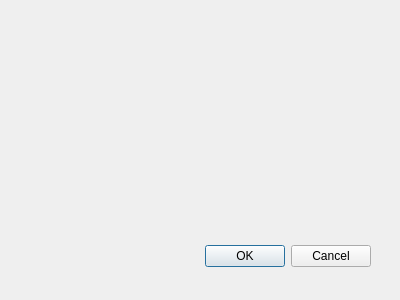
Above: resetcanvasdlg.ui from buriedpot/PotPainter_12 before the change. Below: the same form after it.
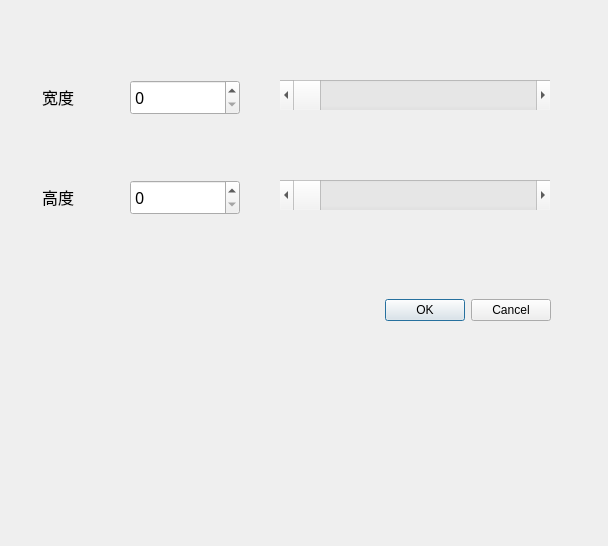
That is the form after the change.

The edit to the form file:
```diff
--- a/resetcanvasdlg.ui
+++ b/resetcanvasdlg.ui
@@ -8,8 +8,8 @@
    <rect>
     <x>0</x>
     <y>0</y>
-    <width>400</width>
-    <height>300</height>
+    <width>608</width>
+    <height>546</height>
    </rect>
   </property>
   <property name="windowTitle">
@@ -18,10 +18,10 @@
   <widget class="QDialogButtonBox" name="buttonBox">
    <property name="geometry">
     <rect>
-     <x>30</x>
-     <y>240</y>
-     <width>341</width>
-     <height>32</height>
+     <x>370</x>
+     <y>290</y>
+     <width>181</width>
+     <height>41</height>
     </rect>
    </property>
    <property name="orientation">
@@ -31,6 +31,132 @@
     <set>QDialogButtonBox::Cancel|QDialogButtonBox::Ok</set>
    </property>
   </widget>
+  <widget class="QLabel" name="length">
+   <property name="geometry">
+    <rect>
+     <x>42</x>
+     <y>58</y>
+     <width>131</width>
+     <height>78</height>
+    </rect>
+   </property>
+   <property name="font">
+    <font>
+     <family>Adobe Devanagari</family>
+     <pointsize>12</pointsize>
+    </font>
+   </property>
+   <property name="text">
+    <string>宽度</string>
+   </property>
+  </widget>
+  <widget class="QSpinBox" name="widspin">
+   <property name="geometry">
+    <rect>
+     <x>130</x>
+     <y>180</y>
+     <width>110</width>
+     <height>35</height>
+    </rect>
+   </property>
+   <property name="font">
+    <font>
+     <family>Adobe Devanagari</family>
+     <pointsize>12</pointsize>
+    </font>
+   </property>
+   <property name="maximum">
+    <number>1500</number>
+   </property>
+   <property name="singleStep">
+    <number>5</number>
+   </property>
+   <property name="stepType">
+    <enum>QAbstractSpinBox::AdaptiveDecimalStepType</enum>
+   </property>
+  </widget>
+  <widget class="QScrollBar" name="widbar">
+   <property name="geometry">
+    <rect>
+     <x>280</x>
+     <y>180</y>
+     <width>270</width>
+     <height>30</height>
+    </rect>
+   </property>
+   <property name="maximum">
+    <number>1500</number>
+   </property>
+   <property name="orientation">
+    <enum>Qt::Horizontal</enum>
+   </property>
+  </widget>
+  <widget class="QSpinBox" name="lenspin">
+   <property name="geometry">
+    <rect>
+     <x>130</x>
+     <y>80</y>
+     <width>110</width>
+     <height>35</height>
+    </rect>
+   </property>
+   <property name="maximumSize">
+    <size>
+     <width>900</width>
+     <height>900</height>
+    </size>
+   </property>
+   <property name="font">
+    <font>
+     <family>Adobe Devanagari</family>
+     <pointsize>12</pointsize>
+    </font>
+   </property>
+   <property name="maximum">
+    <number>2400</number>
+   </property>
+   <property name="singleStep">
+    <number>5</number>
+   </property>
+   <property name="stepType">
+    <enum>QAbstractSpinBox::AdaptiveDecimalStepType</enum>
+   </property>
+  </widget>
+  <widget class="QScrollBar" name="lenbar">
+   <property name="geometry">
+    <rect>
+     <x>280</x>
+     <y>80</y>
+     <width>270</width>
+     <height>30</height>
+    </rect>
+   </property>
+   <property name="maximum">
+    <number>2400</number>
+   </property>
+   <property name="orientation">
+    <enum>Qt::Horizontal</enum>
+   </property>
+  </widget>
+  <widget class="QLabel" name="width">
+   <property name="geometry">
+    <rect>
+     <x>42</x>
+     <y>158</y>
+     <width>116</width>
+     <height>78</height>
+    </rect>
+   </property>
+   <property name="font">
+    <font>
+     <family>Adobe Devanagari</family>
+     <pointsize>12</pointsize>
+    </font>
+   </property>
+   <property name="text">
+    <string>高度</string>
+   </property>
+  </widget>
  </widget>
  <pixmapfunction/>
  <resources/>
```
Left out of the diff: 69 changed lines with no effect on the pictures.
